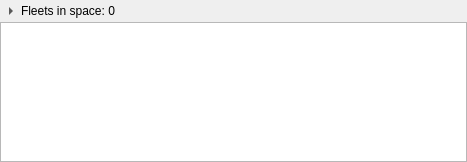
Before: the Qt Designer form ui/flights_widget.ui in minlexx/xnovacmd, drawn with Qt 5.
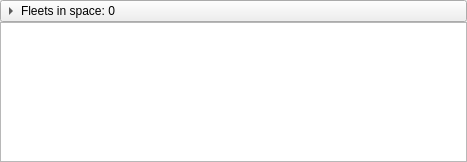
After: the same form once the commit is applied.

Commit message: World object: holds server time Flights widget: uses server time to display flight remaining time

```diff
--- a/ui/flights_widget.ui
+++ b/ui/flights_widget.ui
@@ -68,7 +68,7 @@
       <enum>Qt::ToolButtonTextBesideIcon</enum>
      </property>
      <property name="autoRaise">
-      <bool>true</bool>
+      <bool>false</bool>
      </property>
      <property name="arrowType">
       <enum>Qt::RightArrow</enum>
```
The commit also changes 2 other files.
